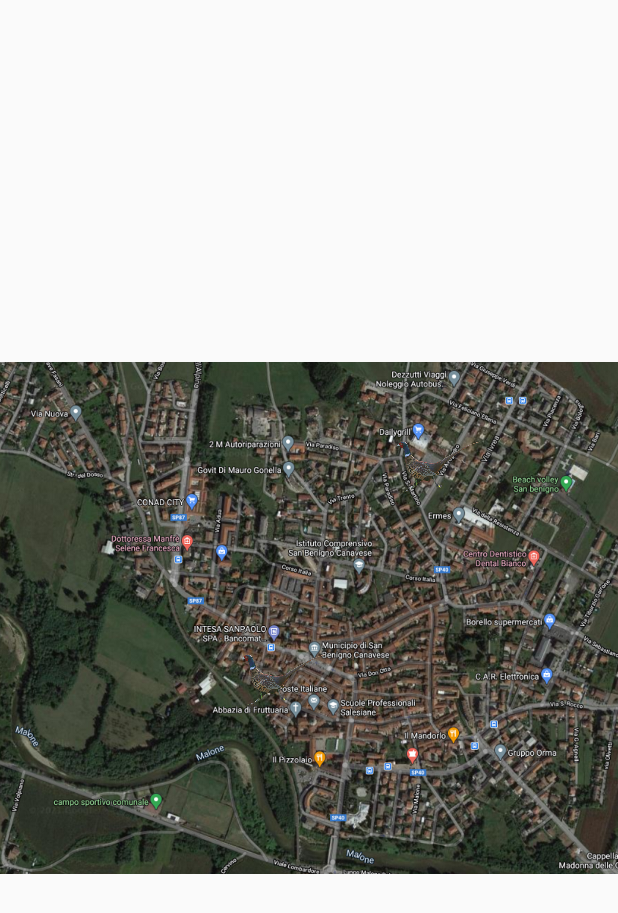
After one commit to AsiniTeam/MagarusApp, an Android app: the InviteFragment screen opened through its navigation route, on a phone screen of 412 x 824 dp. The commit adds this screen. Shown: the top 913 px of the screen. Run offline under Robolectric (Android 15) with nearby library versions, the phone set to English and light mode, and no system bars; 3 statements that could not run were skipped.

Commit message:
bonoz changes

```diff
--- a/app/build.gradle
+++ b/app/build.gradle
@@ -1,5 +1,6 @@
 plugins {
     id 'com.android.application'
+    id 'com.google.gms.google-services'
 }
 
 android {
@@ -36,6 +37,8 @@ dependencies {
     implementation 'androidx.legacy:legacy-support-v4:1.0.0'
     implementation 'androidx.navigation:navigation-fragment:2.3.3'
     implementation 'androidx.navigation:navigation-ui:2.3.3'
+    implementation 'com.google.firebase:firebase-database:19.2.1'
+    implementation 'com.google.android.gms:play-services-maps:17.0.0'
     testImplementation 'junit:junit:4.+'
     androidTestImplementation 'androidx.test.ext:junit:1.1.2'
     androidTestImplementation 'androidx.test.espresso:espresso-core:3.3.0'
--- /dev/null
+++ b/app/src/main/java/com/example/magarusapp/InviteFragment.java
@@ -0,0 +1,64 @@
+package com.example.magarusapp;
+
+import android.os.Bundle;
+
+import androidx.fragment.app.Fragment;
+
+import android.view.LayoutInflater;
+import android.view.View;
+import android.view.ViewGroup;
+
+/**
+ * A simple {@link Fragment} subclass.
+ * Use the {@link InviteFragment#newInstance} factory method to
+ * create an instance of this fragment.
+ */
+public class InviteFragment extends Fragment {
+
+    // TODO: Rename parameter arguments, choose names that match
+    // the fragment initialization parameters, e.g. ARG_ITEM_NUMBER
+    private static final String ARG_PARAM1 = "param1";
+    private static final String ARG_PARAM2 = "param2";
+
+    // TODO: Rename and change types of parameters
+    private String mParam1;
+    private String mParam2;
+
+    public InviteFragment() {
+        // Required empty public constructor
+    }
+
+    /**
+     * Use this factory method to create a new instance of
+     * this fragment using the provided parameters.
+     *
+     * @param param1 Parameter 1.
+     * @param param2 Parameter 2.
+     * @return A new instance of fragment InviteFragment.
+     */
+    // TODO: Rename and change types and number of parameters
+    public static InviteFragment newInstance(String param1, String param2) {
+        InviteFragment fragment = new InviteFragment();
+        Bundle args = new Bundle();
+        args.putString(ARG_PARAM1, param1);
+        args.putString(ARG_PARAM2, param2);
+        fragment.setArguments(args);
+        return fragment;
+    }
+
+    @Override
+    public void onCreate(Bundle savedInstanceState) {
+        super.onCreate(savedInstanceState);
+        if (getArguments() != null) {
+            mParam1 = getArguments().getString(ARG_PARAM1);
+            mParam2 = getArguments().getString(ARG_PARAM2);
+        }
+    }
+
+    @Override
+    public View onCreateView(LayoutInflater inflater, ViewGroup container,
+                             Bundle savedInstanceState) {
+        // Inflate the layout for this fragment
+        return inflater.inflate(R.layout.fragment_invite, container, false);
+    }
+}
--- a/app/src/main/res/layout/fragment_home.xml
+++ b/app/src/main/res/layout/fragment_home.xml
@@ -9,6 +9,7 @@
 
 
     <Button
+        android:id="@+id/buttonStart"
         android:layout_width="250dp"
         android:layout_height="250dp"
         android:background="@drawable/button_layout_1"
--- /dev/null
+++ b/app/src/main/res/layout/fragment_invite.xml
@@ -0,0 +1,42 @@
+<?xml version="1.0" encoding="utf-8"?>
+<androidx.constraintlayout.widget.ConstraintLayout
+    xmlns:android="http://schemas.android.com/apk/res/android"
+    xmlns:app="http://schemas.android.com/apk/res-auto"
+    xmlns:tools="http://schemas.android.com/tools"
+    android:layout_width="match_parent"
+    android:layout_height="match_parent"
+    tools:context=".InviteFragment">
+
+    <!-- TODO: Update blank fragment layout -->
+    <ImageView
+        android:id="@+id/imageView2"
+        android:layout_width="wrap_content"
+        android:layout_height="wrap_content"
+        android:src="@drawable/map"
+        app:layout_constraintBottom_toBottomOf="parent"
+        app:layout_constraintStart_toStartOf="parent"
+        app:layout_constraintTop_toTopOf="parent" />
+
+
+    <ImageView
+        android:layout_width="80dp"
+        android:layout_height="80dp"
+        android:layout_marginTop="276dp"
+        android:src="@drawable/fagiano"
+        app:layout_constraintEnd_toEndOf="parent"
+        app:layout_constraintHorizontal_bias="0.737"
+        app:layout_constraintStart_toStartOf="parent"
+        app:layout_constraintTop_toTopOf="parent" />
+
+    <ImageView
+        android:layout_width="80dp"
+        android:layout_height="80dp"
+        android:layout_marginBottom="264dp"
+        android:src="@drawable/fagiano"
+        app:layout_constraintBottom_toBottomOf="@+id/imageView2"
+        app:layout_constraintEnd_toEndOf="parent"
+        app:layout_constraintHorizontal_bias="0.425"
+        app:layout_constraintStart_toStartOf="parent" />
+
+
+</androidx.constraintlayout.widget.ConstraintLayout>
--- a/app/src/main/res/navigation/navigator1.xml
+++ b/app/src/main/res/navigation/navigator1.xml
@@ -36,5 +36,25 @@
         android:id="@+id/homeFragment"
         android:name="com.example.magarusapp.HomeFragment"
         android:label="fragment_home"
-        tools:layout="@layout/fragment_home" />
+        tools:layout="@layout/fragment_home" >
+        <action
+            android:id="@+id/action_homeFragment_to_nameUsersFragment2"
+            app:destination="@id/nameUsersFragment"
+            app:popUpTo="@id/homeFragment"
+            app:popUpToInclusive="true" />
+    </fragment>
+    <fragment
+        android:id="@+id/nameUsersFragment"
+        android:name="com.example.magarusapp.NameUsersFragment"
+        android:label="fragment_name_users"
+        tools:layout="@layout/fragment_name_users" >
+        <action
+            android:id="@+id/action_nameUsersFragment_to_inviteFragment2"
+            app:destination="@id/inviteFragment2" />
+    </fragment>
+    <fragment
+        android:id="@+id/inviteFragment2"
+        android:name="com.example.magarusapp.InviteFragment"
+        android:label="fragment_invite"
+        tools:layout="@layout/fragment_invite" />
 </navigation>
--- a/build.gradle
+++ b/build.gradle
@@ -6,6 +6,7 @@ buildscript {
     }
     dependencies {
         classpath "com.android.tools.build:gradle:4.1.2"
+        classpath 'com.google.gms:google-services:4.3.3'
 
         // NOTE: Do not place your application dependencies here; they belong
         // in the individual module build.gradle files
```
Also changed, not shown: app/src/debug/res/values/google_maps_api.xml (added, +24 -0 lines), app/src/main/AndroidManifest.xml (+21 -1 lines), app/src/main/java/com/example/magarusapp/HomeFragment.java (+18 -0 lines), app/src/main/java/com/example/magarusapp/NameUsersFragment.java (added, +67 -0 lines), app/src/main/res/layout/fragment_name_users.xml (added, +30 -0 lines), app/src/main/res/drawable/map.png (added), 2 other files.
